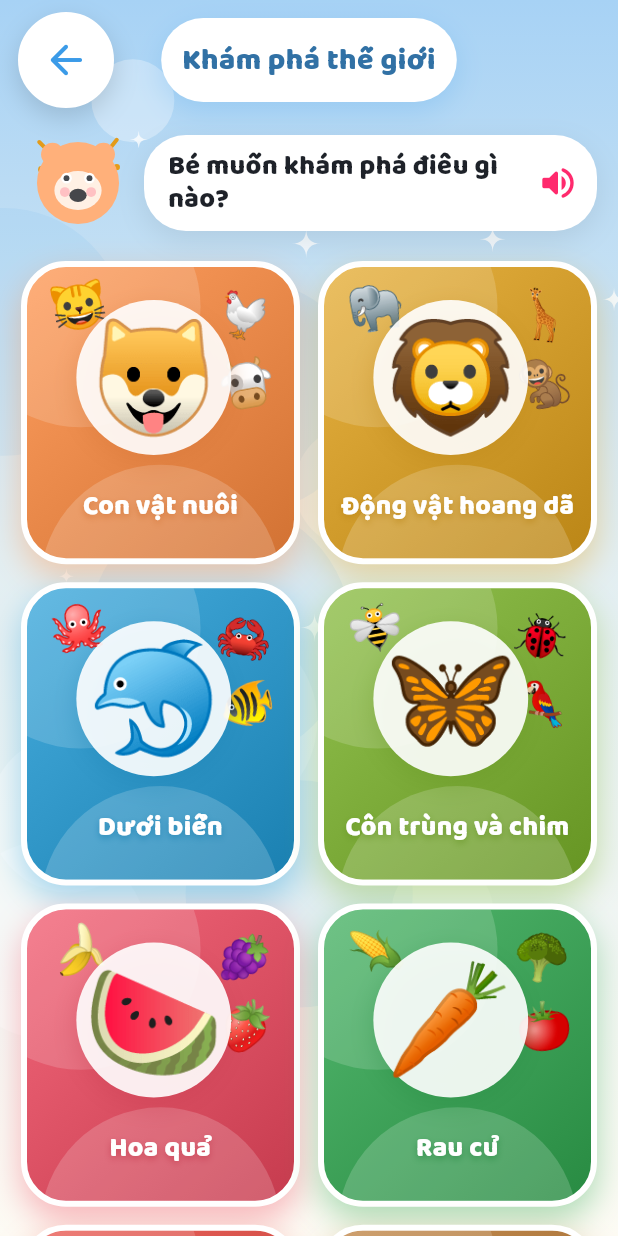
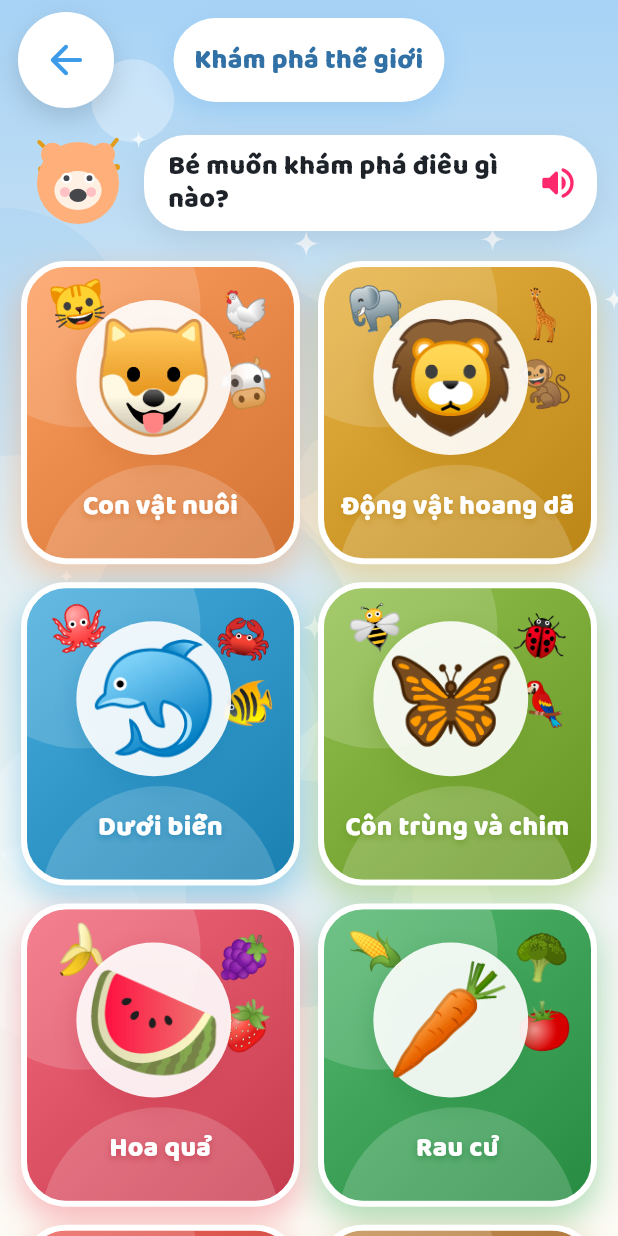
Before and after one commit to tienviet18-maker/vimai_kids, a Flutter app: the ExploreHubScreen screen opened by its route, on a phone screen of 412 x 824 dp. Run offline on Flutter 3.47's test engine with Material 3 defaults, Android fonts, the phone set to English and light mode, and no system bars; our stand-ins replace audioplayers, flutter_riverpod, flutter_svg, go_router, google_fonts, hive_flutter; accounts and stored records are empty.

Commit message:
polish(explore): phone title fit, denser story-card veil
Co-Authored-By: Claude Opus 5.5 (1M context) <noreply@anthropic.com>

```diff
--- a/lib/features/explore/presentation/explore_category_screen.dart
+++ b/lib/features/explore/presentation/explore_category_screen.dart
@@ -410,8 +410,8 @@ class _ExploreCardViewerState extends ConsumerState<ExploreCardViewer> {
                 begin: Alignment.topCenter,
                 end: Alignment.bottomCenter,
                 colors: [
-                  Color.lerp(c, Colors.black, 0.1)!.withValues(alpha: 0.94),
-                  Color.lerp(c, Colors.black, 0.35)!.withValues(alpha: 0.96),
+                  Color.lerp(c, Colors.black, 0.1)!.withValues(alpha: 0.97),
+                  Color.lerp(c, Colors.black, 0.35)!.withValues(alpha: 0.985),
                 ],
               ),
             ),
--- a/lib/features/explore/presentation/explore_widgets.dart
+++ b/lib/features/explore/presentation/explore_widgets.dart
@@ -208,8 +208,8 @@ class ExploreTopBar extends StatelessWidget {
                         maxLines: 2,
                         overflow: TextOverflow.ellipsis,
                         textAlign: TextAlign.center,
-                        style: VimaiType.title
-                            .copyWith(color: Color.lerp(color, VimaiColor.ink, 0.35), fontSize: 20, height: 1.1),
+                        style: VimaiType.title.copyWith(
+                            color: Color.lerp(color, VimaiColor.ink, 0.35), fontSize: narrow ? 18 : 20, height: 1.1),
                       ),
                     ),
                   ],
```
